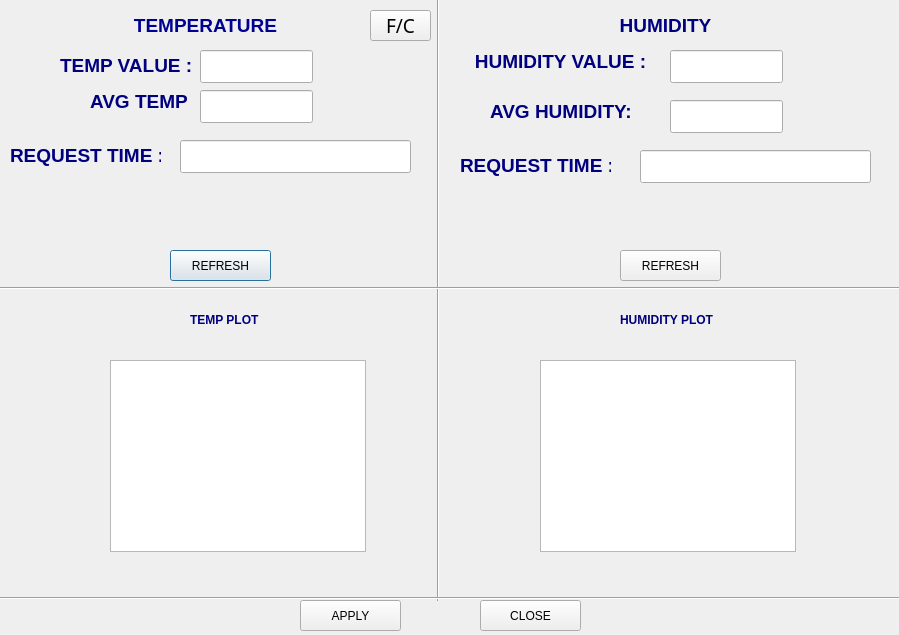
Qt form Project1/myQT.ui (Shreya1809/eid-fall2018) before a commit.
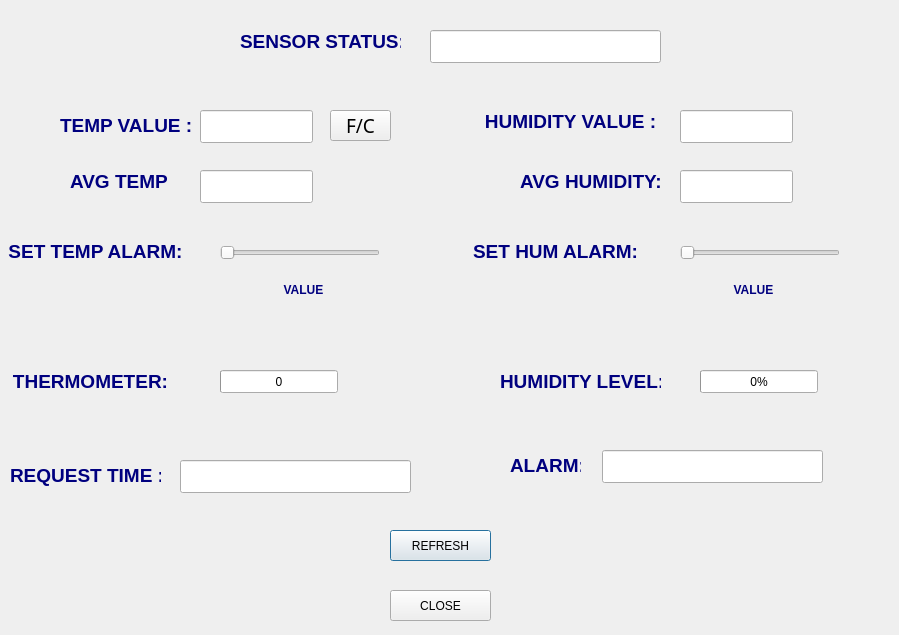
The same form after that commit.

Commit message: working project required elements done

```diff
--- a/Project1/myQT.ui
+++ b/Project1/myQT.ui
@@ -31,50 +31,11 @@
   <property name="whatsThis">
    <string>&lt;html&gt;&lt;head/&gt;&lt;body&gt;&lt;p align=&quot;center&quot;&gt;&lt;br/&gt;&lt;/p&gt;&lt;/body&gt;&lt;/html&gt;</string>
   </property>
-  <widget class="Line" name="line">
-   <property name="geometry">
-    <rect>
-     <x>430</x>
-     <y>-40</y>
-     <width>16</width>
-     <height>641</height>
-    </rect>
-   </property>
-   <property name="orientation">
-    <enum>Qt::Vertical</enum>
-   </property>
-  </widget>
-  <widget class="QLabel" name="label">
-   <property name="geometry">
-    <rect>
-     <x>110</x>
-     <y>10</y>
-     <width>191</width>
-     <height>31</height>
-    </rect>
-   </property>
-   <property name="text">
-    <string>&lt;html&gt;&lt;head/&gt;&lt;body&gt;&lt;p align=&quot;center&quot;&gt;&lt;span style=&quot; font-size:14pt; font-weight:600; color:#000091;&quot;&gt;TEMPERATURE&lt;/span&gt;&lt;/p&gt;&lt;/body&gt;&lt;/html&gt;</string>
-   </property>
-  </widget>
-  <widget class="QLabel" name="label_2">
-   <property name="geometry">
-    <rect>
-     <x>590</x>
-     <y>10</y>
-     <width>151</width>
-     <height>31</height>
-    </rect>
-   </property>
-   <property name="text">
-    <string>&lt;html&gt;&lt;head/&gt;&lt;body&gt;&lt;p align=&quot;center&quot;&gt;&lt;span style=&quot; font-size:14pt; font-weight:600; color:#00007f;&quot;&gt;HUMIDITY&lt;/span&gt;&lt;/p&gt;&lt;/body&gt;&lt;/html&gt;</string>
-   </property>
-  </widget>
   <widget class="QLineEdit" name="temp_val">
    <property name="geometry">
     <rect>
      <x>200</x>
-     <y>50</y>
+     <y>110</y>
      <width>113</width>
      <height>33</height>
     </rect>
@@ -83,8 +44,8 @@
   <widget class="QPushButton" name="temp_refresh">
    <property name="geometry">
     <rect>
-     <x>170</x>
-     <y>250</y>
+     <x>390</x>
+     <y>530</y>
      <width>101</width>
      <height>31</height>
     </rect>
@@ -96,8 +57,8 @@
   <widget class="QPushButton" name="cel_faran">
    <property name="geometry">
     <rect>
-     <x>370</x>
-     <y>10</y>
+     <x>330</x>
+     <y>110</y>
      <width>61</width>
      <height>31</height>
     </rect>
@@ -119,7 +80,7 @@
    <property name="geometry">
     <rect>
      <x>60</x>
-     <y>50</y>
+     <y>110</y>
      <width>131</width>
      <height>31</height>
     </rect>
@@ -132,7 +93,7 @@
    <property name="geometry">
     <rect>
      <x>10</x>
-     <y>140</y>
+     <y>460</y>
      <width>151</width>
      <height>31</height>
     </rect>
@@ -145,7 +106,7 @@
    <property name="geometry">
     <rect>
      <x>180</x>
-     <y>140</y>
+     <y>460</y>
      <width>231</width>
      <height>33</height>
     </rect>
@@ -154,8 +115,8 @@
   <widget class="QLabel" name="label_5">
    <property name="geometry">
     <rect>
-     <x>470</x>
-     <y>50</y>
+     <x>480</x>
+     <y>110</y>
      <width>181</width>
      <height>21</height>
     </rect>
@@ -167,113 +128,18 @@
   <widget class="QLineEdit" name="hum_val">
    <property name="geometry">
     <rect>
-     <x>670</x>
-     <y>50</y>
+     <x>680</x>
+     <y>110</y>
      <width>113</width>
      <height>33</height>
     </rect>
    </property>
   </widget>
-  <widget class="QLineEdit" name="time_req_hum">
-   <property name="geometry">
-    <rect>
-     <x>640</x>
-     <y>150</y>
-     <width>231</width>
-     <height>33</height>
-    </rect>
-   </property>
-  </widget>
-  <widget class="QPushButton" name="hum_refresh">
-   <property name="geometry">
-    <rect>
-     <x>620</x>
-     <y>250</y>
-     <width>101</width>
-     <height>31</height>
-    </rect>
-   </property>
-   <property name="text">
-    <string>REFRESH</string>
-   </property>
-  </widget>
-  <widget class="QLabel" name="label_6">
-   <property name="geometry">
-    <rect>
-     <x>460</x>
-     <y>150</y>
-     <width>151</width>
-     <height>31</height>
-    </rect>
-   </property>
-   <property name="text">
-    <string>&lt;html&gt;&lt;head/&gt;&lt;body&gt;&lt;p align=&quot;center&quot;&gt;&lt;span style=&quot; font-size:14pt; font-weight:600; color:#00007f;&quot;&gt;REQUEST TIME :&lt;/span&gt;&lt;/p&gt;&lt;/body&gt;&lt;/html&gt;</string>
-   </property>
-  </widget>
-  <widget class="Line" name="line_2">
-   <property name="geometry">
-    <rect>
-     <x>0</x>
-     <y>280</y>
-     <width>901</width>
-     <height>16</height>
-    </rect>
-   </property>
-   <property name="orientation">
-    <enum>Qt::Horizontal</enum>
-   </property>
-  </widget>
-  <widget class="QGraphicsView" name="graphicsView">
-   <property name="geometry">
-    <rect>
-     <x>110</x>
-     <y>360</y>
-     <width>256</width>
-     <height>192</height>
-    </rect>
-   </property>
-  </widget>
-  <widget class="QGraphicsView" name="graphicsView_2">
-   <property name="geometry">
-    <rect>
-     <x>540</x>
-     <y>360</y>
-     <width>256</width>
-     <height>192</height>
-    </rect>
-   </property>
-  </widget>
-  <widget class="QLabel" name="label_7">
-   <property name="geometry">
-    <rect>
-     <x>190</x>
-     <y>310</y>
-     <width>91</width>
-     <height>21</height>
-    </rect>
-   </property>
-   <property name="text">
-    <string>&lt;html&gt;&lt;head/&gt;&lt;body&gt;&lt;p&gt;&lt;span style=&quot; font-weight:600; color:#00007f;&quot;&gt;TEMP PLOT&lt;/span&gt;&lt;/p&gt;&lt;/body&gt;&lt;/html&gt;</string>
-   </property>
-  </widget>
-  <widget class="QLabel" name="label_8">
-   <property name="geometry">
-    <rect>
-     <x>620</x>
-     <y>310</y>
-     <width>121</width>
-     <height>21</height>
-    </rect>
-   </property>
-   <property name="text">
-    <string>&lt;html&gt;&lt;head/&gt;&lt;body&gt;&lt;p&gt;&lt;span style=&quot; font-weight:600; color:#00007f;&quot;&gt;HUMIDITY PLOT&lt;/span&gt;&lt;/p&gt;&lt;/body&gt;&lt;/html&gt;</string>
-   </property>
-  </widget>
   <widget class="QLabel" name="label_9">
    <property name="geometry">
     <rect>
-     <x>90</x>
-     <y>90</y>
+     <x>70</x>
+     <y>170</y>
      <width>101</width>
      <height>21</height>
     </rect>
@@ -286,43 +152,17 @@
    <property name="geometry">
     <rect>
      <x>200</x>
-     <y>90</y>
+     <y>170</y>
      <width>113</width>
      <height>33</height>
     </rect>
    </property>
   </widget>
-  <widget class="Line" name="line_3">
-   <property name="geometry">
-    <rect>
-     <x>0</x>
-     <y>590</y>
-     <width>901</width>
-     <height>16</height>
-    </rect>
-   </property>
-   <property name="orientation">
-    <enum>Qt::Horizontal</enum>
-   </property>
-  </widget>
-  <widget class="QPushButton" name="pushButton">
-   <property name="geometry">
-    <rect>
-     <x>300</x>
-     <y>600</y>
-     <width>101</width>
-     <height>31</height>
-    </rect>
-   </property>
-   <property name="text">
-    <string>APPLY</string>
-   </property>
-  </widget>
   <widget class="QPushButton" name="pushButton_3">
    <property name="geometry">
     <rect>
-     <x>480</x>
-     <y>600</y>
+     <x>390</x>
+     <y>590</y>
      <width>101</width>
      <height>31</height>
     </rect>
@@ -334,8 +174,8 @@
   <widget class="QLabel" name="label_10">
    <property name="geometry">
     <rect>
-     <x>490</x>
-     <y>100</y>
+     <x>520</x>
+     <y>170</y>
      <width>141</width>
      <height>21</height>
     </rect>
@@ -347,13 +187,204 @@
   <widget class="QLineEdit" name="avg_hum">
    <property name="geometry">
     <rect>
-     <x>670</x>
-     <y>100</y>
+     <x>680</x>
+     <y>170</y>
      <width>113</width>
      <height>33</height>
     </rect>
    </property>
   </widget>
+  <widget class="QLabel" name="label">
+   <property name="geometry">
+    <rect>
+     <x>240</x>
+     <y>30</y>
+     <width>161</width>
+     <height>21</height>
+    </rect>
+   </property>
+   <property name="text">
+    <string>&lt;html&gt;&lt;head/&gt;&lt;body&gt;&lt;p align=&quot;center&quot;&gt;&lt;span style=&quot; font-size:14pt; font-weight:600; color:#00007f;&quot;&gt;SENSOR STATUS:&lt;/span&gt;&lt;/p&gt;&lt;/body&gt;&lt;/html&gt;</string>
+   </property>
+  </widget>
+  <widget class="QLineEdit" name="sensor_stat">
+   <property name="geometry">
+    <rect>
+     <x>430</x>
+     <y>30</y>
+     <width>231</width>
+     <height>33</height>
+    </rect>
+   </property>
+  </widget>
+  <widget class="QLabel" name="label_2">
+   <property name="geometry">
+    <rect>
+     <x>0</x>
+     <y>240</y>
+     <width>191</width>
+     <height>21</height>
+    </rect>
+   </property>
+   <property name="text">
+    <string>&lt;html&gt;&lt;head/&gt;&lt;body&gt;&lt;p align=&quot;center&quot;&gt;&lt;span style=&quot; font-size:14pt; font-weight:600; color:#00007f;&quot;&gt;SET TEMP ALARM:&lt;/span&gt;&lt;/p&gt;&lt;/body&gt;&lt;/html&gt;</string>
+   </property>
+  </widget>
+  <widget class="QLabel" name="label_6">
+   <property name="geometry">
+    <rect>
+     <x>460</x>
+     <y>240</y>
+     <width>191</width>
+     <height>21</height>
+    </rect>
+   </property>
+   <property name="text">
+    <string>&lt;html&gt;&lt;head/&gt;&lt;body&gt;&lt;p align=&quot;center&quot;&gt;&lt;span style=&quot; font-size:14pt; font-weight:600; color:#00007f;&quot;&gt;SET HUM ALARM:&lt;/span&gt;&lt;/p&gt;&lt;/body&gt;&lt;/html&gt;</string>
+   </property>
+  </widget>
+  <widget class="QLabel" name="label_7">
+   <property name="geometry">
+    <rect>
+     <x>10</x>
+     <y>370</y>
+     <width>161</width>
+     <height>21</height>
+    </rect>
+   </property>
+   <property name="text">
+    <string>&lt;html&gt;&lt;head/&gt;&lt;body&gt;&lt;p align=&quot;center&quot;&gt;&lt;span style=&quot; font-size:14pt; font-weight:600; color:#00007f;&quot;&gt;THERMOMETER:&lt;/span&gt;&lt;/p&gt;&lt;/body&gt;&lt;/html&gt;</string>
+   </property>
+  </widget>
+  <widget class="QProgressBar" name="hum_level">
+   <property name="geometry">
+    <rect>
+     <x>700</x>
+     <y>370</y>
+     <width>118</width>
+     <height>23</height>
+    </rect>
+   </property>
+   <property name="value">
+    <number>0</number>
+   </property>
+   <property name="format">
+    <string notr="true">%p%</string>
+   </property>
+  </widget>
+  <widget class="QLabel" name="label_8">
+   <property name="geometry">
+    <rect>
+     <x>500</x>
+     <y>370</y>
+     <width>161</width>
+     <height>21</height>
+    </rect>
+   </property>
+   <property name="text">
+    <string>&lt;html&gt;&lt;head/&gt;&lt;body&gt;&lt;p align=&quot;center&quot;&gt;&lt;span style=&quot; font-size:14pt; font-weight:600; color:#00007f;&quot;&gt;HUMIDITY LEVEL:&lt;/span&gt;&lt;/p&gt;&lt;/body&gt;&lt;/html&gt;</string>
+   </property>
+  </widget>
+  <widget class="QSlider" name="temp_alarm">
+   <property name="geometry">
+    <rect>
+     <x>220</x>
+     <y>240</y>
+     <width>160</width>
+     <height>26</height>
+    </rect>
+   </property>
+   <property name="minimum">
+    <number>10</number>
+   </property>
+   <property name="maximum">
+    <number>30</number>
+   </property>
+   <property name="orientation">
+    <enum>Qt::Horizontal</enum>
+   </property>
+  </widget>
+  <widget class="QSlider" name="hum_alarm">
+   <property name="geometry">
+    <rect>
+     <x>680</x>
+     <y>240</y>
+     <width>160</width>
+     <height>26</height>
+    </rect>
+   </property>
+   <property name="minimum">
+    <number>5</number>
+   </property>
+   <property name="orientation">
+    <enum>Qt::Horizontal</enum>
+   </property>
+  </widget>
+  <widget class="QLabel" name="label_11">
+   <property name="geometry">
+    <rect>
+     <x>270</x>
+     <y>280</y>
+     <width>67</width>
+     <height>21</height>
+    </rect>
+   </property>
+   <property name="text">
+    <string>&lt;html&gt;&lt;head/&gt;&lt;body&gt;&lt;p align=&quot;center&quot;&gt;&lt;span style=&quot; font-weight:600; color:#00007f;&quot;&gt;VALUE&lt;/span&gt;&lt;/p&gt;&lt;/body&gt;&lt;/html&gt;</string>
+   </property>
+  </widget>
+  <widget class="QLabel" name="label_12">
+   <property name="geometry">
+    <rect>
+     <x>720</x>
+     <y>280</y>
+     <width>67</width>
+     <height>21</height>
+    </rect>
+   </property>
+   <property name="text">
+    <string>&lt;html&gt;&lt;head/&gt;&lt;body&gt;&lt;p align=&quot;center&quot;&gt;&lt;span style=&quot; font-weight:600; color:#00007f;&quot;&gt;VALUE&lt;/span&gt;&lt;/p&gt;&lt;/body&gt;&lt;/html&gt;</string>
+   </property>
+  </widget>
+  <widget class="QProgressBar" name="temp_level">
+   <property name="geometry">
+    <rect>
+     <x>220</x>
+     <y>370</y>
+     <width>118</width>
+     <height>23</height>
+    </rect>
+   </property>
+   <property name="value">
+    <number>0</number>
+   </property>
+   <property name="format">
+    <string>%p</string>
+   </property>
+  </widget>
+  <widget class="QLabel" name="label_13">
+   <property name="geometry">
+    <rect>
+     <x>510</x>
+     <y>450</y>
+     <width>71</width>
+     <height>31</height>
+    </rect>
+   </property>
+   <property name="text">
+    <string>&lt;html&gt;&lt;head/&gt;&lt;body&gt;&lt;p align=&quot;center&quot;&gt;&lt;span style=&quot; font-size:14pt; font-weight:600; color:#00007f;&quot;&gt;ALARM:&lt;/span&gt;&lt;/p&gt;&lt;/body&gt;&lt;/html&gt;</string>
+   </property>
+  </widget>
+  <widget class="QLineEdit" name="alarm">
+   <property name="geometry">
+    <rect>
+     <x>602</x>
+     <y>450</y>
+     <width>221</width>
+     <height>33</height>
+    </rect>
+   </property>
+  </widget>
  </widget>
  <resources/>
  <connections/>
```
Left out of the diff: 39 changed lines with no effect on the pictures. The commit also changes 2 other files.
